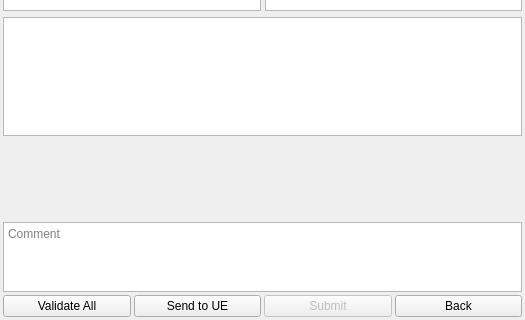
First picture: the form in maya/ui/main.ui, repository lonegather/MtoU, before the edit; both pictures show x 0 to 525 and y 504 to 824 of the 525 by 824 pixel window.
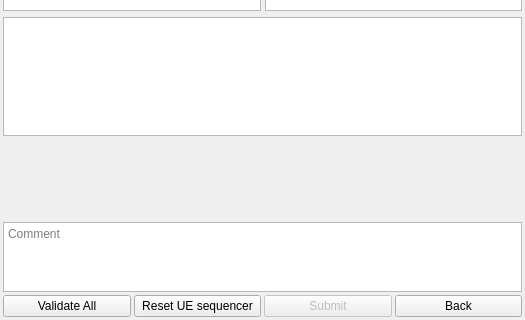
Second picture: the form after the edit.

Diff of the .ui file:
```diff
--- a/maya/ui/main.ui
+++ b/maya/ui/main.ui
@@ -560,7 +560,7 @@
         <item>
          <widget class="QPushButton" name="btn_export">
           <property name="text">
-           <string>Send to UE</string>
+           <string>Reset UE sequencer</string>
           </property>
          </widget>
         </item>
```
